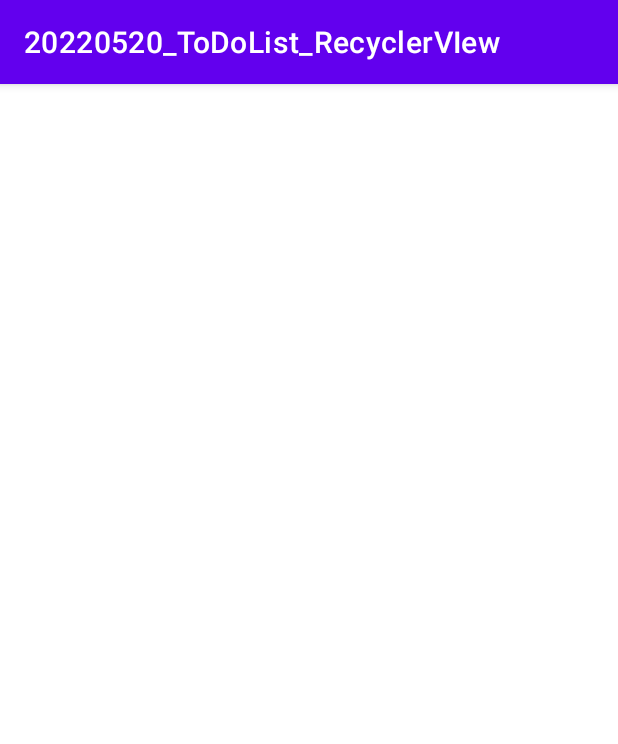
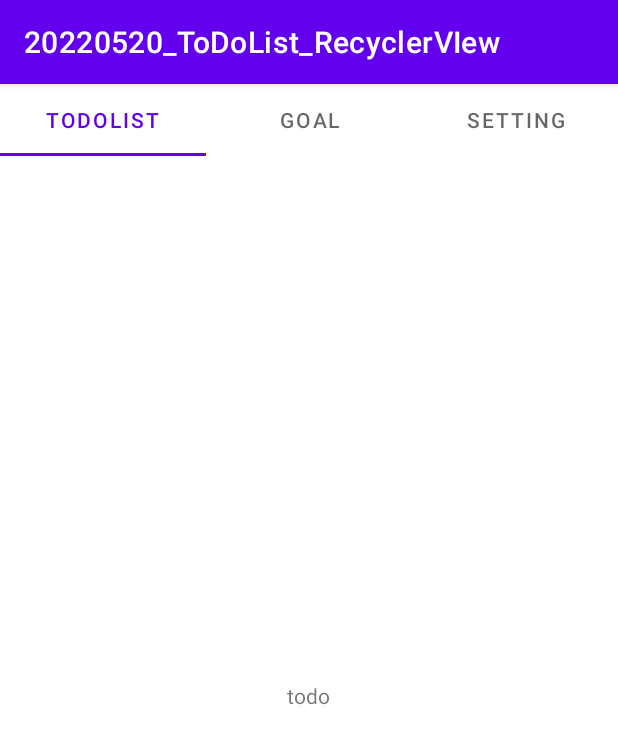
Before and after one commit to KoPoine/20220520_ToDoList_RecyclerVIew, an Android app: the screen it shows after launch (MainActivity), on a phone screen of 412 x 824 dp. Shown: the top 744 px of the screen. Run offline under Robolectric (Android 15) with nearby library versions, the phone set to English and light mode, and no system bars.

Commit message:
텝레이아웃 / 뷰페이저 연결 완료

```diff
--- a/app/src/main/java/com/neppplus/a20220520_todolist_recyclerview/MainActivity.kt
+++ b/app/src/main/java/com/neppplus/a20220520_todolist_recyclerview/MainActivity.kt
@@ -1,9 +1,14 @@
 package com.neppplus.a20220520_todolist_recyclerview
 
+import android.os.Bundle
 import androidx.appcompat.app.AppCompatActivity
-import android.os.Bundle
+import com.neppplus.a20220520_todolist_recyclerview.adapters.MainViewPagerAdapter
+import kotlinx.android.synthetic.main.activity_main.*
 
 class MainActivity : AppCompatActivity() {
+
+    lateinit var mPagerAdapter: MainViewPagerAdapter
+
     override fun onCreate(savedInstanceState: Bundle?) {
         super.onCreate(savedInstanceState)
         setContentView(R.layout.activity_main)
@@ -16,6 +21,9 @@ class MainActivity : AppCompatActivity() {
     }
 
     private fun setValues() {
+        mPagerAdapter = MainViewPagerAdapter(supportFragmentManager)
+        viewPager.adapter = mPagerAdapter
 
+        mainTabLayout.setupWithViewPager(viewPager)
     }
 }
--- /dev/null
+++ b/app/src/main/java/com/neppplus/a20220520_todolist_recyclerview/adapters/MainViewPagerAdapter.kt
@@ -0,0 +1,28 @@
+package com.neppplus.a20220520_todolist_recyclerview.adapters
+
+import androidx.fragment.app.Fragment
+import androidx.fragment.app.FragmentManager
+import androidx.fragment.app.FragmentPagerAdapter
+import com.neppplus.a20220520_todolist_recyclerview.fragments.GoalFragment
+import com.neppplus.a20220520_todolist_recyclerview.fragments.SettingFragment
+import com.neppplus.a20220520_todolist_recyclerview.fragments.TodoFragment
+
+class MainViewPagerAdapter(fm : FragmentManager) : FragmentPagerAdapter(fm){
+    override fun getCount() = 3
+
+    override fun getItem(position: Int): Fragment {
+        return when (position) {
+            0 -> TodoFragment()
+            1 -> GoalFragment()
+            else -> SettingFragment()
+        }
+    }
+
+    override fun getPageTitle(position: Int): CharSequence? {
+        return when (position) {
+            0 -> "TodoList"
+            1 -> "Goal"
+            else -> "Setting"
+        }
+    }
+}
--- /dev/null
+++ b/app/src/main/java/com/neppplus/a20220520_todolist_recyclerview/fragments/GoalFragment.kt
@@ -0,0 +1,19 @@
+package com.neppplus.a20220520_todolist_recyclerview.fragments
+
+import android.os.Bundle
+import android.view.LayoutInflater
+import android.view.View
+import android.view.ViewGroup
+import androidx.fragment.app.Fragment
+import com.neppplus.a20220520_todolist_recyclerview.R
+
+class GoalFragment : Fragment(){
+
+    override fun onCreateView(
+        inflater: LayoutInflater,
+        container: ViewGroup?,
+        savedInstanceState: Bundle?
+    ): View? {
+        return inflater.inflate(R.layout.fragment_goal, container, false)
+    }
+}
--- /dev/null
+++ b/app/src/main/java/com/neppplus/a20220520_todolist_recyclerview/fragments/TodoFragment.kt
@@ -0,0 +1,19 @@
+package com.neppplus.a20220520_todolist_recyclerview.fragments
+
+import android.os.Bundle
+import android.view.LayoutInflater
+import android.view.View
+import android.view.ViewGroup
+import androidx.fragment.app.Fragment
+import com.neppplus.a20220520_todolist_recyclerview.R
+
+class TodoFragment : Fragment(){
+
+    override fun onCreateView(
+        inflater: LayoutInflater,
+        container: ViewGroup?,
+        savedInstanceState: Bundle?
+    ): View? {
+        return inflater.inflate(R.layout.fragment_todo, container, false)
+    }
+}
--- a/app/src/main/res/layout/activity_main.xml
+++ b/app/src/main/res/layout/activity_main.xml
@@ -2,8 +2,19 @@
 <LinearLayout xmlns:android="http://schemas.android.com/apk/res/android"
     xmlns:app="http://schemas.android.com/apk/res-auto"
     xmlns:tools="http://schemas.android.com/tools"
+    android:orientation="vertical"
     android:layout_width="match_parent"
     android:layout_height="match_parent"
     tools:context=".MainActivity">
 
+    <com.google.android.material.tabs.TabLayout
+        android:id="@+id/mainTabLayout"
+        android:layout_width="match_parent"
+        android:layout_height="wrap_content"/>
+
+    <androidx.viewpager.widget.ViewPager
+        android:id="@+id/viewPager"
+        android:layout_width="match_parent"
+        android:layout_height="match_parent"/>
+
 </LinearLayout>
--- /dev/null
+++ b/app/src/main/res/layout/fragment_todo.xml
@@ -0,0 +1,13 @@
+<?xml version="1.0" encoding="utf-8"?>
+<LinearLayout xmlns:android="http://schemas.android.com/apk/res/android"
+    android:orientation="vertical"
+    android:layout_width="match_parent"
+    android:gravity="center"
+    android:layout_height="match_parent">
+
+    <TextView
+        android:layout_width="wrap_content"
+        android:layout_height="wrap_content"
+        android:text="todo"/>
+
+</LinearLayout>
```
Also changed, not shown: app/src/main/java/com/neppplus/a20220520_todolist_recyclerview/fragments/SettingFragment.kt (added, +19 -0 lines), app/src/main/res/layout/fragment_goal.xml (added, +13 -0 lines), app/src/main/res/layout/fragment_setting.xml (added, +13 -0 lines).
